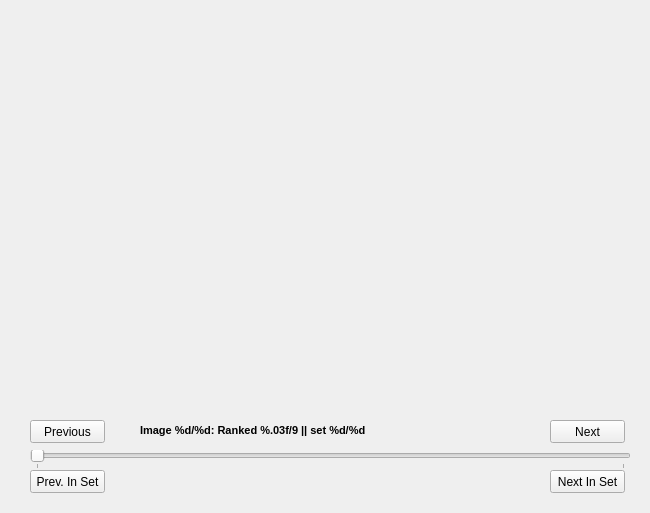
First picture: the form in display.ui, repository phecy/ImageSorter, before the edit.
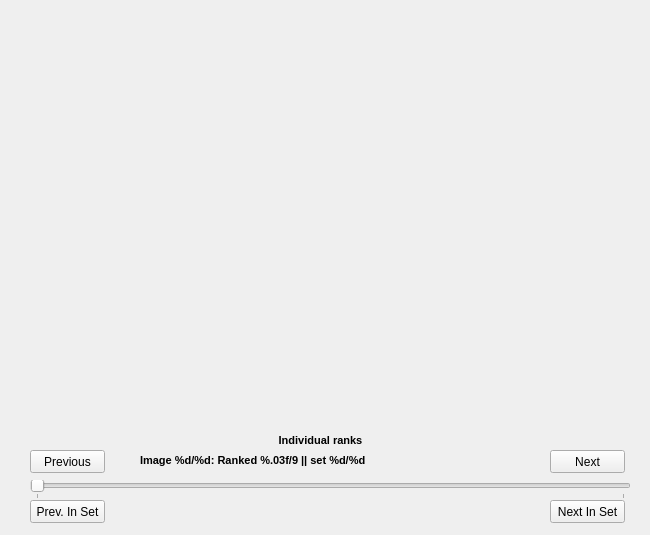
Second picture: the form after the edit.

Commit message: Added individual ranks to output window

Patch:
```diff
--- a/display.ui
+++ b/display.ui
@@ -7,7 +7,7 @@
     <x>0</x>
     <y>0</y>
     <width>650</width>
-    <height>513</height>
+    <height>535</height>
    </rect>
   </property>
   <property name="windowTitle">
@@ -33,7 +33,7 @@
    <property name="geometry">
     <rect>
      <x>550</x>
-     <y>420</y>
+     <y>450</y>
      <width>75</width>
      <height>23</height>
     </rect>
@@ -53,7 +53,7 @@
    <property name="geometry">
     <rect>
      <x>30</x>
-     <y>420</y>
+     <y>450</y>
      <width>75</width>
      <height>23</height>
     </rect>
@@ -71,7 +71,7 @@
    <property name="geometry">
     <rect>
      <x>140</x>
-     <y>420</y>
+     <y>450</y>
      <width>361</width>
      <height>20</height>
     </rect>
@@ -92,7 +92,7 @@
    <property name="geometry">
     <rect>
      <x>30</x>
-     <y>450</y>
+     <y>480</y>
      <width>601</width>
      <height>19</height>
     </rect>
@@ -114,7 +114,7 @@
    <property name="geometry">
     <rect>
      <x>30</x>
-     <y>470</y>
+     <y>500</y>
      <width>75</width>
      <height>23</height>
     </rect>
@@ -135,7 +135,7 @@
    <property name="geometry">
     <rect>
      <x>550</x>
-     <y>470</y>
+     <y>500</y>
      <width>75</width>
      <height>23</height>
     </rect>
@@ -151,6 +151,30 @@
     <string>Next In Set</string>
    </property>
   </widget>
+  <widget class="QLabel" name="indivRanks">
+   <property name="geometry">
+    <rect>
+     <x>140</x>
+     <y>430</y>
+     <width>361</width>
+     <height>20</height>
+    </rect>
+   </property>
+   <property name="font">
+    <font>
+     <family>Meiryo UI</family>
+     <pointsize>8</pointsize>
+     <weight>75</weight>
+     <bold>true</bold>
+    </font>
+   </property>
+   <property name="text">
+    <string>Individual ranks</string>
+   </property>
+   <property name="alignment">
+    <set>Qt::AlignCenter</set>
+   </property>
+  </widget>
  </widget>
  <resources/>
  <connections/>
```
The commit also changes 4 other files.
